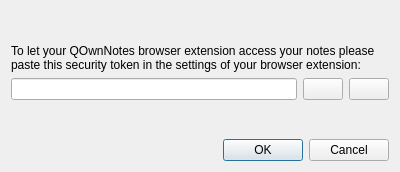
Above: src/dialogs/websockettokendialog.ui from pbek/QOwnNotes before the change. Below: the same form after it.
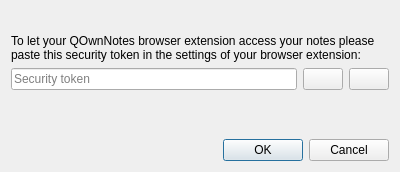
That is the form after the change. Icons and pictures are not drawn.

Commit message: websockettokendialog: polish layout and show when token was copied

Diff of the .ui file:
```diff
--- a/src/dialogs/websockettokendialog.ui
+++ b/src/dialogs/websockettokendialog.ui
@@ -31,6 +31,16 @@
     </widget>
    </item>
    <item row="3" column="0" colspan="3">
+    <widget class="QLabel" name="copiedLabel">
+     <property name="text">
+      <string notr="true"/>
+     </property>
+     <property name="wordWrap">
+      <bool>true</bool>
+     </property>
+    </widget>
+   </item>
+   <item row="4" column="0" colspan="3">
     <spacer name="verticalSpacer">
      <property name="orientation">
       <enum>Qt::Vertical</enum>
@@ -57,7 +67,11 @@
     </spacer>
    </item>
    <item row="2" column="0">
-    <widget class="QLineEdit" name="tokenLineEdit"/>
+    <widget class="QLineEdit" name="tokenLineEdit">
+     <property name="placeholderText">
+      <string>Security token</string>
+     </property>
+    </widget>
    </item>
    <item row="2" column="2">
     <widget class="QPushButton" name="generateButton">
@@ -87,7 +101,7 @@
      </property>
     </widget>
    </item>
-   <item row="4" column="0" colspan="3">
+   <item row="5" column="0" colspan="3">
     <widget class="QDialogButtonBox" name="buttonBox">
      <property name="orientation">
       <enum>Qt::Horizontal</enum>
```
The commit also changes 3 other files.
